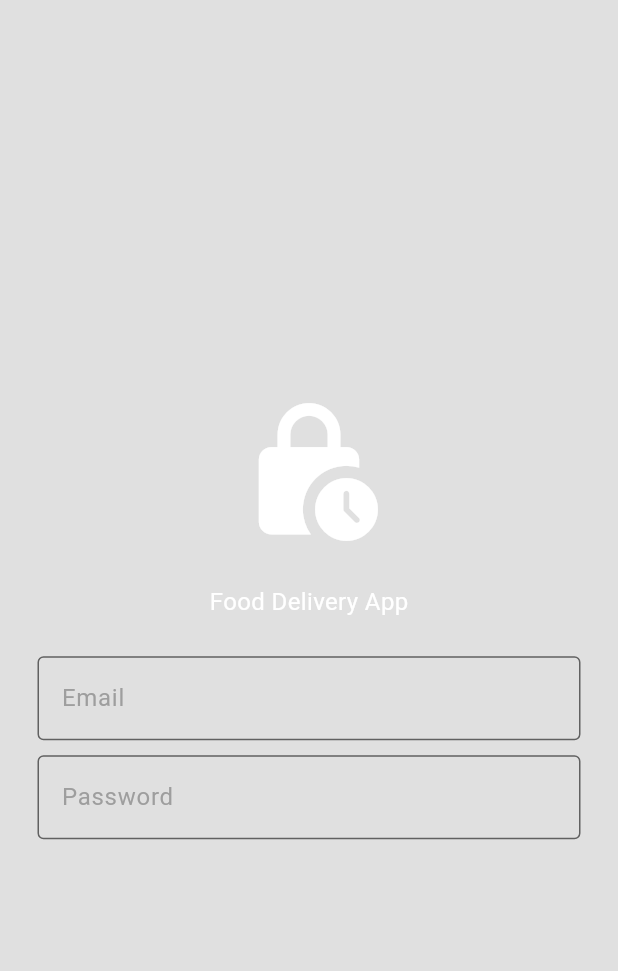
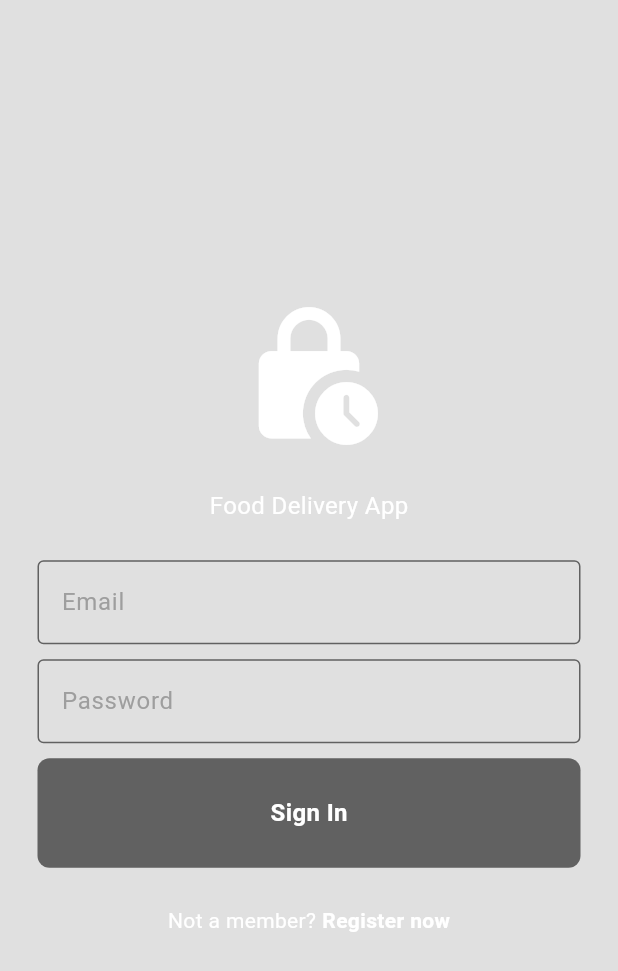
Before and after one commit to AntoineMHB/damaz, a Flutter app: the screen it shows after launch, on a phone screen of 412 x 824 dp. Shown: the top 971 px of the screen. Run offline on Flutter 3.47's test engine with Material 3 defaults, Android fonts, the phone set to English and light mode, and no system bars.

Commit message:
login page done

```diff
--- /dev/null
+++ b/lib/components/my_button.dart
@@ -0,0 +1,37 @@
+import 'package:flutter/material.dart';
+
+class MyButton extends StatelessWidget {
+  final Function()? onTap;
+  final String text;
+
+  const MyButton({
+    super.key,
+    required this.text,
+    required this.onTap,
+    });
+
+  @override
+  Widget build(BuildContext context) {
+    return GestureDetector(
+      onTap: onTap,
+      child: Container(
+        padding: const EdgeInsets.all(25),
+        margin: const EdgeInsets.symmetric(horizontal: 25),
+        decoration:
+           BoxDecoration(
+            color: Theme.of(context).colorScheme.secondary,
+            borderRadius: BorderRadius.circular(8)),
+        child: Center(
+          child: Text(
+            text,
+            style: TextStyle(
+              fontWeight: FontWeight.bold,
+              color: Theme.of(context).colorScheme.inversePrimary,
+              fontSize: 16,
+            ),
+          ),
+        ),
+      ),
+    );
+  }
+}
--- a/lib/main.dart
+++ b/lib/main.dart
@@ -17,7 +17,9 @@ class MyApp extends StatelessWidget {
   Widget build(BuildContext context) {
     return MaterialApp(
       debugShowCheckedModeBanner: false,
-      home: LoginPage(),
+      home: LoginPage(
+        onTap: () {},
+      ),
       theme: Provider.of<ThemeProvider>(context).themeData
       );
   }
--- a/lib/pages/login_page.dart
+++ b/lib/pages/login_page.dart
@@ -1,13 +1,22 @@
+import 'package:damaz/components/my_button.dart';
 import 'package:damaz/components/my_textfield.dart';
 import 'package:flutter/material.dart';
 
-class LoginPage extends StatelessWidget {
+class LoginPage extends StatefulWidget {
+  final void Function()? onTap;
 
+
+  const LoginPage({super.key, required this.onTap});
+
+  @override
+  State<LoginPage> createState() => _LoginPageState();
+}
+
+class _LoginPageState extends State<LoginPage> {
   // text editing controllers
   final TextEditingController emailController = TextEditingController();
+
   final TextEditingController passwordController = TextEditingController();
-
-  LoginPage({super.key});
 
   @override
   Widget build(BuildContext context) {
@@ -53,9 +62,36 @@ class LoginPage extends StatelessWidget {
               obscureText: true,
               ),
 
+              const SizedBox(height: 10),
+
             // sign in button
+            MyButton(
+              text: "Sign In",
+              onTap: () {},
+            ),
+
+            const SizedBox(height: 25),
+
 
             // not a member? register now
+            Row(
+              mainAxisAlignment: MainAxisAlignment.center,
+              children: [
+                Text(
+                  "Not a member?",
+                  style: TextStyle(
+                    color: Theme.of(context).colorScheme.inversePrimary),),
+                const SizedBox(width: 4),
+                GestureDetector(
+                  onTap: widget.onTap,
+                  child: Text(
+                    "Register now",
+                    style: TextStyle(
+                      color: Theme.of(context).colorScheme.inversePrimary,
+                      fontWeight: FontWeight.bold),),
+                ),
+
+              ],)
           ],
         ),
       ),
```
